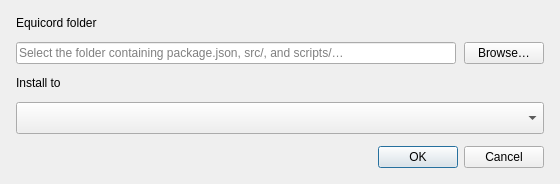
The window that src/qt/settingsdialog.ui (yourpovv/Plugin-Manager) describes before a commit, drawn with Qt 5.
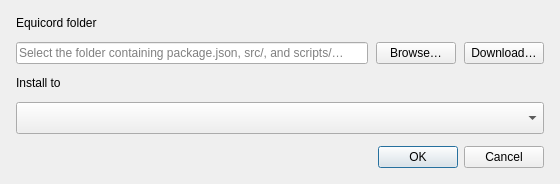
The same window after the commit.

Commit message: added a download for Equicord in the settings dialog

What changed in the file:
```diff
--- a/src/qt/settingsdialog.ui
+++ b/src/qt/settingsdialog.ui
@@ -61,6 +61,16 @@
        </property>
       </widget>
      </item>
+     <item>
+      <widget class="QPushButton" name="equicordDownloadBtn">
+       <property name="text">
+        <string>Download…</string>
+       </property>
+       <property name="toolTip">
+        <string>Download the latest Equicord source from GitHub</string>
+       </property>
+      </widget>
+     </item>
     </layout>
    </item>
    <item>
```
The commit also changes 4 other files.
